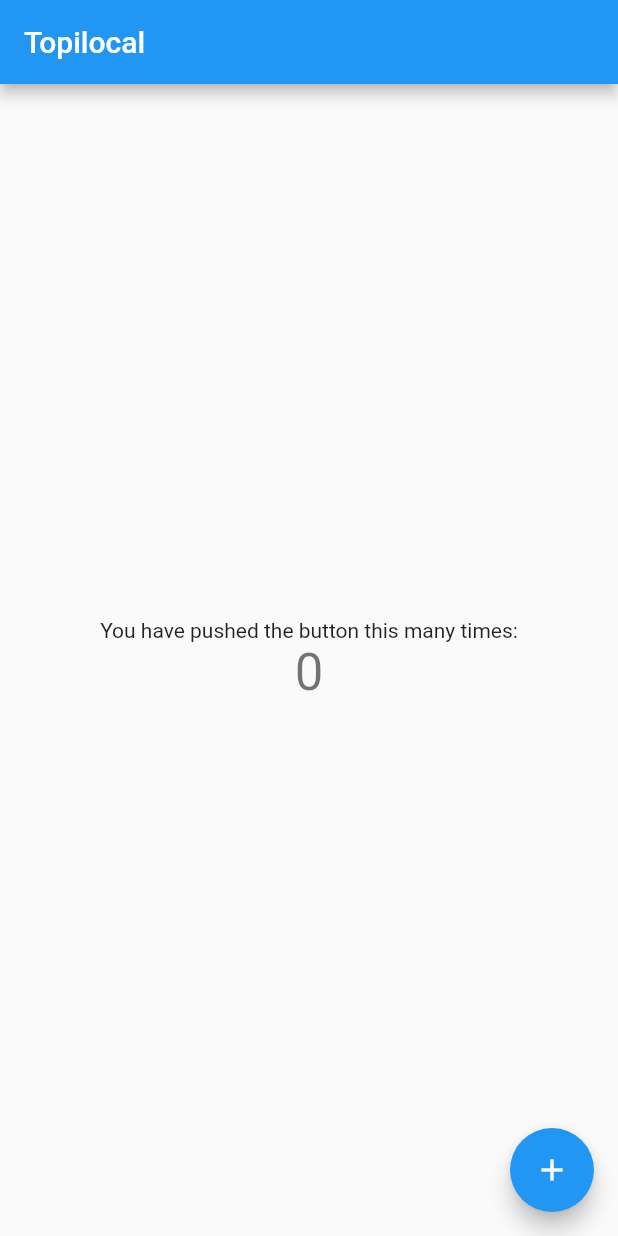
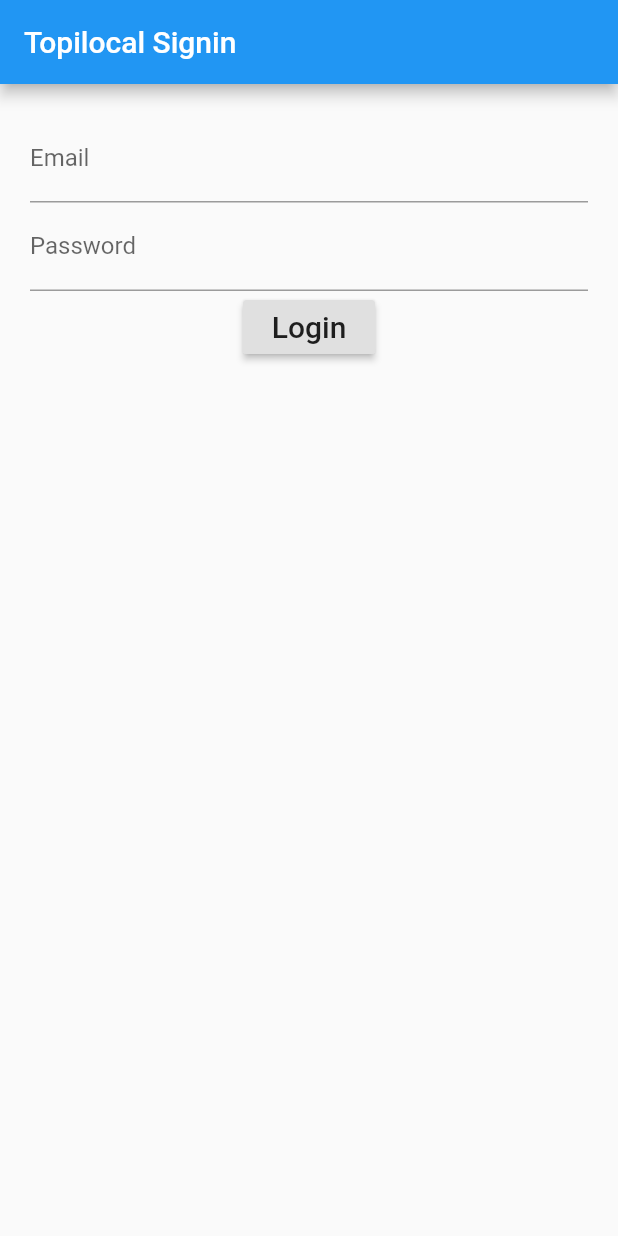
Before and after one commit to kimjaehu/topilocal_app, a Flutter app: the screen it shows after launch, on a phone screen of 412 x 824 dp. Run offline on Flutter 3.47's test engine with Material 2 defaults, Android fonts, the phone set to English and light mode, and no system bars; our stand-ins replace firebase_auth; accounts and stored records are empty.

Commit message:
added login button

```diff
--- /dev/null
+++ b/lib/home.dart
@@ -0,0 +1,15 @@
+import 'package:flutter/material.dart';
+
+class MyHome extends StatelessWidget {
+
+  @override
+  Widget build(BuildContext context) {
+    return MaterialApp(
+      home: Scaffold(
+        appBar: AppBar(
+          title: Text('Topilocal'),
+        ),
+      ),
+    );
+  }
+}
--- a/lib/main.dart
+++ b/lib/main.dart
@@ -1,62 +1,19 @@
 import 'package:flutter/material.dart';
 
-void main() => runApp(MyApp());
+import './signin_page.dart';
+
+void main() {
+  runApp(new MyApp());
+}
 
 class MyApp extends StatelessWidget {
+
   @override
   Widget build(BuildContext context) {
-    return MaterialApp(
-      title: 'Topilocal',
-      theme: ThemeData(
-        primarySwatch: Colors.blue,
-      ),
-      home: MyHomePage(title: 'Topilocal'),
+
+    return new MaterialApp(title: 'Topilocal',
+      theme: new ThemeData(primarySwatch: Colors.blue,),
+      home: new SigninPage(),
     );
   }
 }
-
-class MyHomePage extends StatefulWidget {
-  MyHomePage({Key key, this.title}) : super(key: key);
-  final String title;
-
-  @override
-  _MyHomePageState createState() => _MyHomePageState();
-}
-
-class _MyHomePageState extends State<MyHomePage> {
-  int _counter = 0;
-
-  void _incrementCounter() {
-    setState(() {
-      _counter++;
-    });
-  }
-
-  @override
-  Widget build(BuildContext context) {
-    return Scaffold(
-      appBar: AppBar(
-        title: Text(widget.title),
-      ),
-      body: Center(
-        child: Column(
-          mainAxisAlignment: MainAxisAlignment.center,
-          children: <Widget>[
-            Text(
-              'You have pushed the button this many times:',
-            ),
-            Text(
-              '$_counter',
-              style: Theme.of(context).textTheme.display1,
-            ),
-          ],
-        ),
-      ),
-      floatingActionButton: FloatingActionButton(
-        onPressed: _incrementCounter,
-        tooltip: 'Increment',
-        child: Icon(Icons.add),
-      ),
-    );
-  }
-}
--- /dev/null
+++ b/lib/signin_page.dart
@@ -0,0 +1,76 @@
+import 'package:flutter/material.dart';
+import 'package:firebase_auth/firebase_auth.dart';
+
+final FirebaseAuth _auth = FirebaseAuth.instance;
+
+class SigninPage extends StatefulWidget {
+  @override
+  State<StatefulWidget> createState() => new _SigninPageState();
+}
+
+class _SigninPageState extends State<SigninPage> {
+
+  final signinFormKey = new GlobalKey<FormState>();
+
+  String _email;
+  String _password;
+
+  bool validateAndSave(){
+    final form = signinFormKey.currentState;
+    if (form.validate()) {
+      form.save();
+      print('Form is valid. $_email, $_password');
+      return true;
+    }
+    return false;
+  }
+
+  void validateAndsubmit() async{
+    if (validateAndSave()){
+      try {
+        FirebaseUser user = (await _auth.signInWithEmailAndPassword(
+      email: _email,
+      password: _password,
+    )).user;
+        print('signedin ${user.uid}');
+      }
+      catch (error) {
+        print('error $error');
+      }
+    }
+  }
+
+  @override
+  Widget build(BuildContext context) {
+    return new Scaffold(
+      appBar: new AppBar(
+        title: new Text('Topilocal Signin'),
+      ),
+      body: new Container(
+        padding: EdgeInsets.all(20.0),
+        child: new Form(
+          key: signinFormKey,
+          child: new Column(
+            children: <Widget>[
+              new TextFormField(
+                decoration: new InputDecoration(labelText: 'Email'),
+                validator: (value) => value.isEmpty ? 'Enter email.' : null,
+                onSaved: (value) => _email = value,
+              ),
+              new TextFormField(
+                decoration: new InputDecoration(labelText: 'Password'),
+                obscureText: true,
+                validator: (value) => value.isEmpty ? 'Enter password.' : null,
+                onSaved: (value) => _password = value,
+              ),
+              new RaisedButton(
+                child: new Text('Login', style: new TextStyle(fontSize: 20.0)),
+                onPressed: validateAndsubmit,
+              )
+            ],
+          ),
+        ),
+      ),
+    );
+  }
+}
--- a/pubspec.yaml
+++ b/pubspec.yaml
@@ -19,6 +19,10 @@ environment:
 dependencies:
   flutter:
     sdk: flutter
+  firebase_core: ^0.4.0+9
+  firebase_auth: ^0.14.0+5
+  google_sign_in: ^4.0.7
+  uuid: ^2.0.2
 
   # The following adds the Cupertino Icons font to your application.
   # Use with the CupertinoIcons class for iOS style icons.
```
Also changed, not shown: lib/register_page.dart (added, +99 -0 lines), pubspec.lock, 1 other file.
